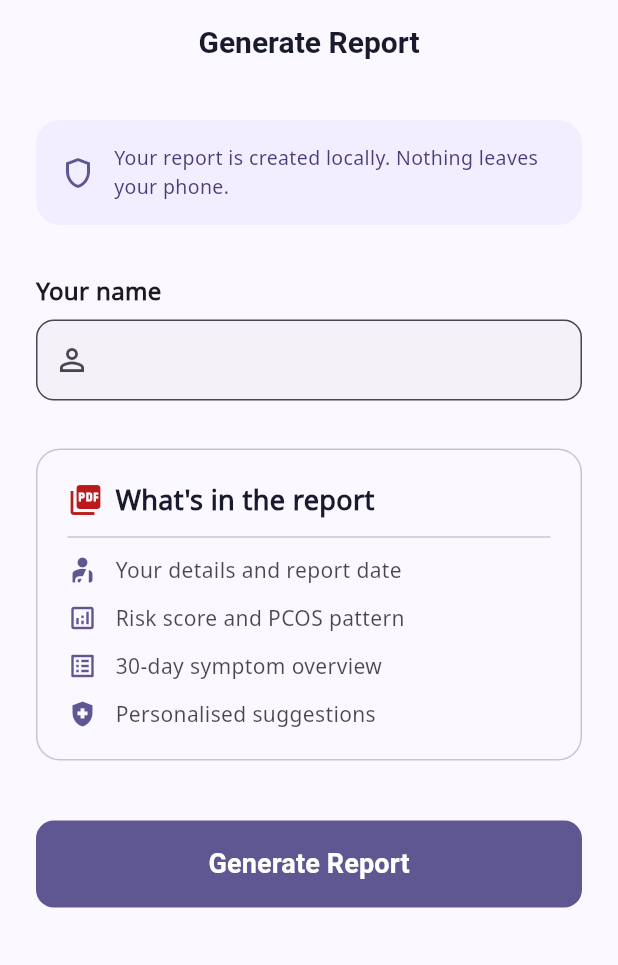
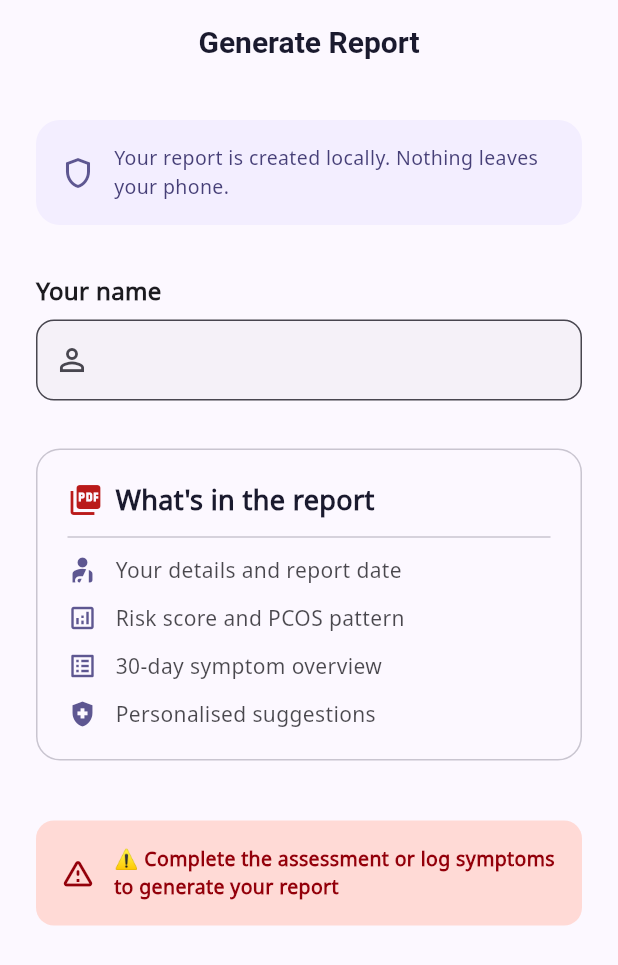
Before and after one commit to SilverHand9012/Ovya, a Flutter app: the ReportScreen screen opened by its route, on a phone screen of 412 x 824 dp. Shown: the top 965 px of the screen. Run offline on Flutter 3.47's test engine with Material 3 defaults, Android fonts, the phone set to English and light mode, and no system bars; our stand-ins replace cloud_firestore, connectivity_plus, firebase_ai, firebase_auth, firebase_core, flutter_riverpod and 8 more; accounts and stored records are empty; generated files the repository leaves out were written again.

Commit message:
feat: implement symptom detection provider, report generation screen, and insight caching service

```diff
--- a/lib/features/reports/presentation/report_screen.dart
+++ b/lib/features/reports/presentation/report_screen.dart
@@ -5,6 +5,7 @@ import 'package:ovya/l10n/gen/app_localizations.dart';
 import 'package:printing/printing.dart';
 import 'package:shared_preferences/shared_preferences.dart';
 import '../../auth/data/auth_providers.dart';
+import '../../detection/providers/detection_provider.dart';
 
 import '../report_generator.dart';
 import '../../symptom_tracking/providers/symptom_notifier.dart';
@@ -80,10 +81,16 @@ class _ReportScreenState extends ConsumerState<ReportScreen> {
         riskResult = ref.read(symptomNotifierProvider).riskResult;
       }
 
+      // Check assessment fallback if no cycle logs exist
+      final assessmentAnswers = ref.read(detectionProvider);
+      if (riskResult == null && assessmentAnswers.isNotEmpty) {
+        riskResult = ref.read(detectionProvider.notifier).computeResult();
+      }
+
       if (riskResult == null) {
         if (mounted) {
           ScaffoldMessenger.of(context).showSnackBar(
-            const SnackBar(content: Text('No risk data available. Please log symptoms first.')),
+            const SnackBar(content: Text('⚠️ Complete the assessment or log symptoms to generate your report')),
           );
         }
         return;
@@ -138,6 +145,11 @@ class _ReportScreenState extends ConsumerState<ReportScreen> {
   Widget build(BuildContext context) {
     final colors = Theme.of(context).colorScheme;
     final loc = AppLocalizations.of(context)!;
+
+    // Check for usable data
+    final logs = ref.watch(symptomNotifierProvider).symptoms;
+    final assessmentAnswers = ref.watch(detectionProvider);
+    final hasUsableData = logs.isNotEmpty || assessmentAnswers.isNotEmpty;
 
     return Scaffold(
       backgroundColor: colors.surface,
@@ -242,8 +254,28 @@ class _ReportScreenState extends ConsumerState<ReportScreen> {
                 ),
                 const SizedBox(height: 40),
 
-                // Generate Button
-                if (_generatedPdf == null)
+                // Generate Button or Guidance
+                if (!hasUsableData)
+                  Container(
+                    padding: const EdgeInsets.all(16),
+                    decoration: BoxDecoration(
+                      color: colors.errorContainer,
+                      borderRadius: BorderRadius.circular(12),
+                    ),
+                    child: Row(
+                      children: [
+                        Icon(Icons.warning_amber_rounded, color: colors.onErrorContainer),
+                        const SizedBox(width: 12),
+                        Expanded(
+                          child: Text(
+                            '⚠️ Complete the assessment or log symptoms to generate your report',
+                            style: TextStyle(color: colors.onErrorContainer, fontWeight: FontWeight.bold),
+                          ),
+                        ),
+                      ],
+                    ),
+                  )
+                else if (_generatedPdf == null)
                   ElevatedButton(
                     onPressed: _isGenerating ? null : _handleGenerate,
                     style: ElevatedButton.styleFrom(
```
Also changed, not shown: lib/features/ai_insights/data/insight_cache_service.dart (+10 -15 lines), lib/features/detection/providers/detection_provider.dart (+28 -1 lines).
